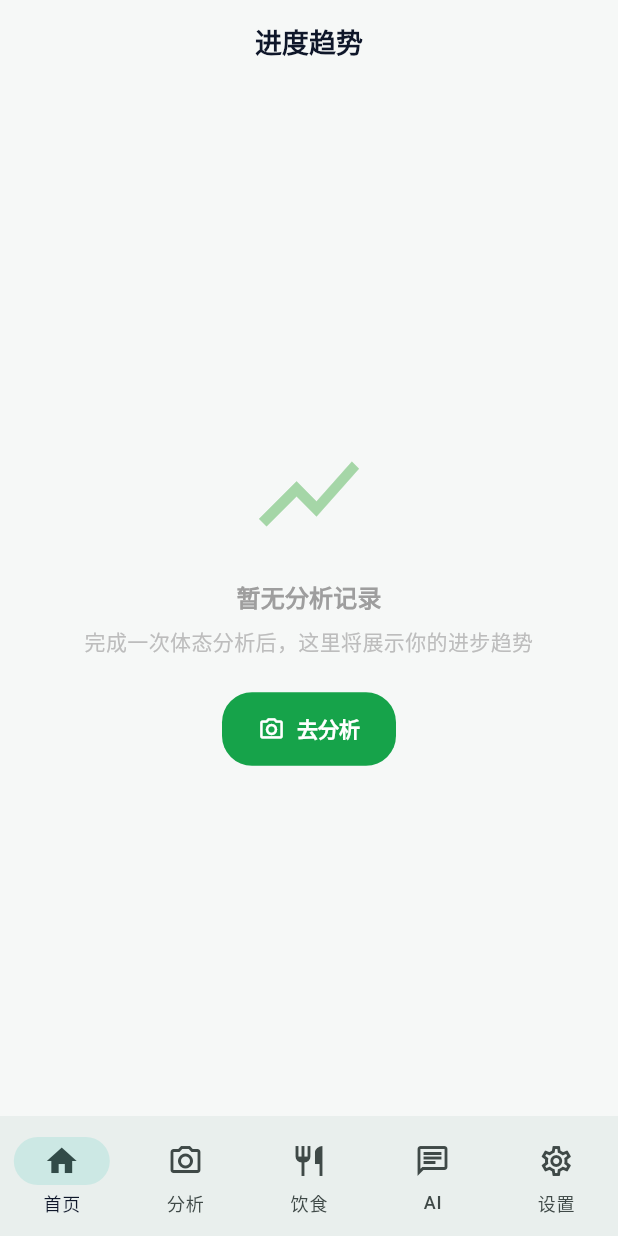
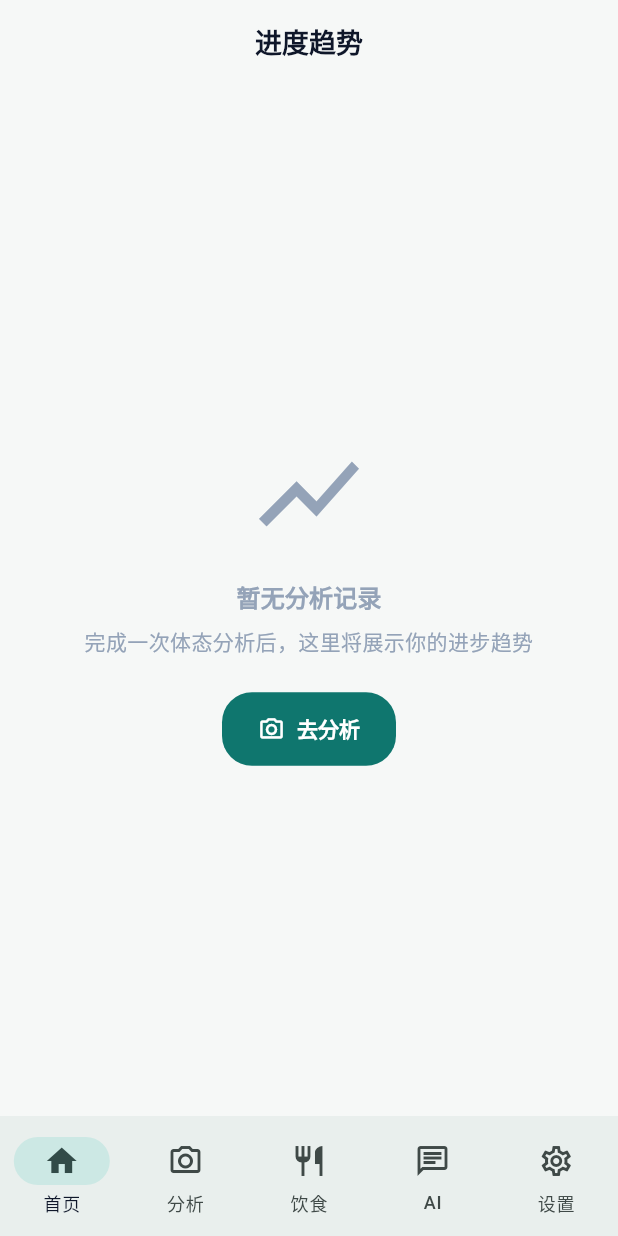
Before and after one commit to Miasakiii/KBjiaolian, a Flutter app: the ProgressScreen screen opened by its route, on a phone screen of 412 x 824 dp. Run offline on Flutter 3.47's test engine with Material 3 defaults, Android fonts, the phone set to English and light mode, and no system bars; our stand-ins replace go_router, image_picker, share_plus, shared_preferences; accounts and stored records are empty; network calls fail.

Commit message:
feat(flutter): progress_screen token 化

```diff
--- a/mobile/lib/screens/progress_screen.dart
+++ b/mobile/lib/screens/progress_screen.dart
@@ -3,6 +3,7 @@ import 'package:flutter/material.dart';
 import 'package:provider/provider.dart';
 
 import '../providers/analysis_provider.dart';
+import '../theme/kb_colors.dart';
 
 class ProgressScreen extends StatelessWidget {
   const ProgressScreen({super.key});
@@ -59,8 +60,8 @@ class ProgressScreen extends StatelessWidget {
                 Text(
                   '体态评分趋势',
                   style: Theme.of(context).textTheme.titleMedium?.copyWith(
-                    fontWeight: FontWeight.bold,
-                    color: const Color(0xFF166534),
+                    fontWeight: FontWeight.w600,
+                    color: KbColors.brand,
                   ),
                 ),
                 const SizedBox(height: 12),
@@ -72,7 +73,7 @@ class ProgressScreen extends StatelessWidget {
                 Text(
                   '共 ${scores.length} 条记录',
                   style: Theme.of(context).textTheme.bodySmall?.copyWith(
-                    color: Colors.grey,
+                    color: KbColors.text3,
                   ),
                 ),
               ],
@@ -88,23 +89,23 @@ class ProgressScreen extends StatelessWidget {
       child: Column(
         mainAxisAlignment: MainAxisAlignment.center,
         children: [
-          Icon(
+          const Icon(
             Icons.show_chart,
             size: 80,
-            color: Colors.green.shade200,
+            color: KbColors.text3,
           ),
           const SizedBox(height: 16),
           Text(
             '暂无分析记录',
             style: Theme.of(context).textTheme.titleMedium?.copyWith(
-              color: Colors.grey,
+              color: KbColors.text3,
             ),
           ),
           const SizedBox(height: 8),
           Text(
             '完成一次体态分析后，这里将展示你的进步趋势',
             style: Theme.of(context).textTheme.bodyMedium?.copyWith(
-              color: Colors.grey.shade400,
+              color: KbColors.text3,
             ),
             textAlign: TextAlign.center,
           ),
@@ -114,7 +115,7 @@ class ProgressScreen extends StatelessWidget {
             icon: const Icon(Icons.camera_alt_outlined),
             label: const Text('去分析'),
             style: ElevatedButton.styleFrom(
-              backgroundColor: const Color(0xFF16a34a),
+              backgroundColor: KbColors.brand,
               foregroundColor: Colors.white,
               shape: RoundedRectangleBorder(
                 borderRadius: BorderRadius.circular(20),
@@ -139,7 +140,7 @@ class ProgressScreen extends StatelessWidget {
             icon: Icons.trending_up,
             label: '最高分',
             value: '$maxScore',
-            color: const Color(0xFF16a34a),
+            color: KbColors.brand,
           ),
         ),
         const SizedBox(width: 12),
@@ -148,7 +149,7 @@ class ProgressScreen extends StatelessWidget {
             icon: Icons.trending_down,
             label: '最低分',
             value: '$minScore',
-            color: Colors.orange,
+            color: KbColors.accentWarn,
           ),
         ),
         const SizedBox(width: 12),
@@ -157,7 +158,7 @@ class ProgressScreen extends StatelessWidget {
             icon: Icons.insights,
             label: '平均分',
             value: avgScore.toStringAsFixed(1),
-            color: Colors.blue,
+            color: KbColors.brand,
           ),
         ),
       ],
@@ -190,7 +191,7 @@ class _StatCard extends StatelessWidget {
             Text(
               value,
               style: Theme.of(context).textTheme.headlineSmall?.copyWith(
-                fontWeight: FontWeight.bold,
+                fontWeight: FontWeight.w600,
                 color: color,
               ),
             ),
@@ -198,7 +199,7 @@ class _StatCard extends StatelessWidget {
             Text(
               label,
               style: Theme.of(context).textTheme.bodySmall?.copyWith(
-                color: Colors.grey.shade600,
+                color: KbColors.text2,
               ),
             ),
           ],
@@ -246,23 +247,23 @@ class _LineChartPainter extends CustomPainter {
     final chartHeight = size.height;
 
     final gridPaint = Paint()
-      ..color = Colors.grey.shade200
+      ..color = KbColors.lineSoft
       ..strokeWidth = 1;
 
     final linePaint = Paint()
-      ..color = const Color(0xFF16a34a)
+      ..color = KbColors.brand
       ..strokeWidth = 2.5
       ..style = PaintingStyle.stroke
       ..strokeCap = StrokeCap.round;
 
-    final dotPaint = Paint()..color = const Color(0xFF16a34a);
+    final dotPaint = Paint()..color = KbColors.brand;
 
     final dotBorderPaint = Paint()
       ..color = Colors.white
       ..style = PaintingStyle.fill;
 
-    final textStyle = TextStyle(
-      color: Colors.grey.shade500,
+    const textStyle = TextStyle(
+      color: KbColors.text3,
       fontSize: 10,
     );
 
@@ -311,8 +312,8 @@ class _LineChartPainter extends CustomPainter {
       canvas.drawCircle(point, 3.5, dotPaint);
     }
 
-    final dateStyle = TextStyle(
-      color: Colors.grey.shade400,
+    const dateStyle = TextStyle(
+      color: KbColors.text3,
       fontSize: 9,
     );
 
```
